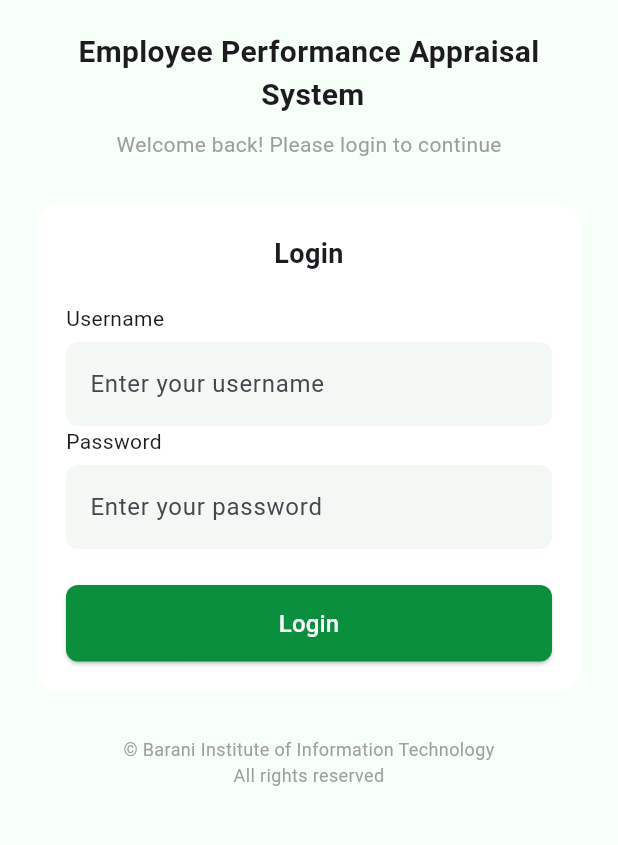
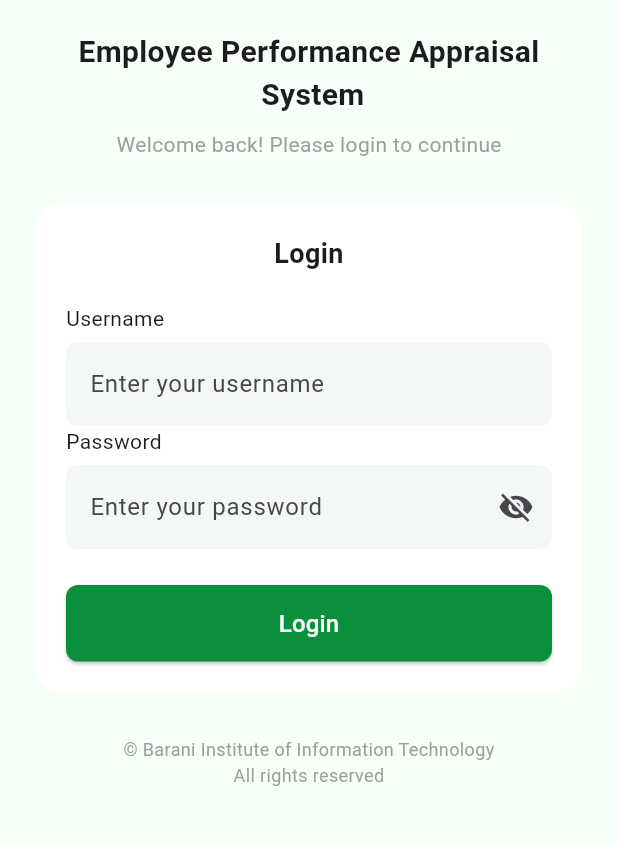
Before and after one commit to hanzallaabbasi11-code/Employee-Performance-Appraisal-Management-System-FrontEnd, a Flutter app: the screen it shows after launch, on a phone screen of 412 x 824 dp, the part 180-1025 px from its top. Run offline on Flutter 3.47's test engine with Material 3 defaults, Android fonts, the phone set to English and light mode, and no system bars; our stand-ins replace file_picker.

Commit message:
change a bit in login

```diff
--- a/lib/login.dart
+++ b/lib/login.dart
@@ -1,6 +1,4 @@
 import 'dart:convert';
-
-//import 'package:epams/AdminDashboard.dart';
 import 'package:epams/DataCell/DataCellDashboard.dart';
 import 'package:epams/Director/DirectorDashboard.dart';
 import 'package:epams/HOD/HODDashboard.dart';
@@ -20,6 +18,8 @@ class Login extends StatefulWidget {
 class _LoginState extends State<Login> {
   TextEditingController username = TextEditingController();
   TextEditingController password = TextEditingController();
+  bool _obscurePassword = true;
+
 
   Future<void> login() async {
     final url = Uri.parse(
@@ -38,9 +38,6 @@ class _LoginState extends State<Login> {
       Widget nextScreen;
 
       switch (role) {
-      // case 'Admin':
-      //   nextScreen = const AdminDashboard();
-      //   break;
         case 'HOD':
           nextScreen = const HodDashboard();
           break;
@@ -54,12 +51,12 @@ class _LoginState extends State<Login> {
           nextScreen = const Directordashboard();
           break;
         case 'DataCell':
-        nextScreen= const DataCellDashboard();
+          nextScreen = const DataCellDashboard();
           break;
         default:
-        ScaffoldMessenger.of(context).showSnackBar(
-          const SnackBar(content: Text('Unknown user role')),
-        );
+          ScaffoldMessenger.of(
+            context,
+          ).showSnackBar(const SnackBar(content: Text('Unknown user role')));
           return;
       }
 
@@ -145,11 +142,24 @@ class _LoginState extends State<Login> {
                       Text('Password', style: TextStyle(fontSize: 14)),
                       const SizedBox(height: 6),
                       TextField(
-                         obscureText: true,
+                        obscureText: _obscurePassword,
                         controller: password,
+
                         decoration: InputDecoration(
                           hintText: 'Enter your password',
                           filled: true,
+                          suffixIcon: IconButton(
+                            icon: Icon(
+                              _obscurePassword
+                                  ? Icons.visibility_off
+                                  : Icons.visibility,
+                            ),
+                            onPressed: () {
+                              setState(() {
+                                _obscurePassword = !_obscurePassword;
+                              });
+                            },
+                          ),
                           fillColor: const Color(0xFFF3F8F5),
                           border: OutlineInputBorder(
                             borderRadius: BorderRadius.circular(8),
```
Lines whose indentation alone changed are shown as unchanged.
